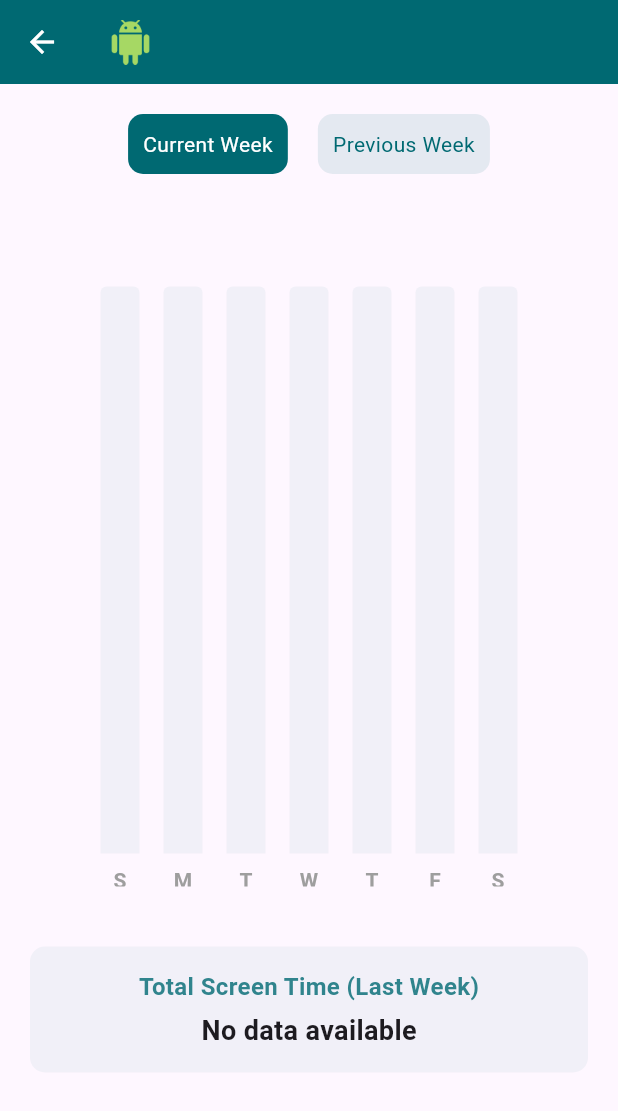
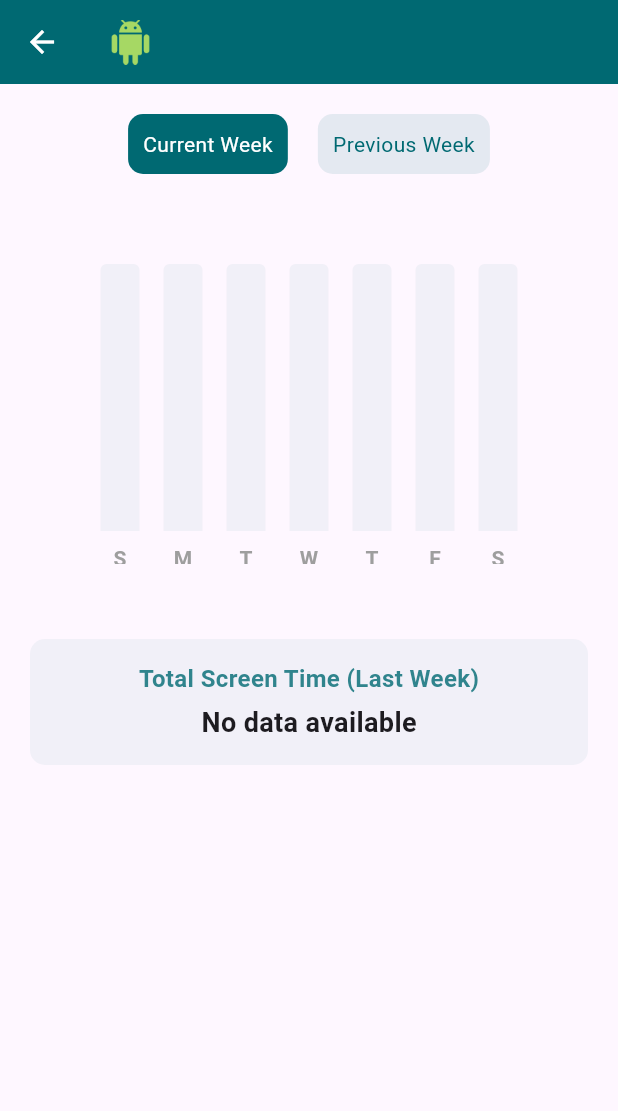
Before and after one commit to Prakhar29Sharma/Digital-Wellbeing, a Flutter app: the AppScreenTimePage screen opened directly with empty values, on a phone screen of 412 x 824 dp. Shown: the top 1111 px of the screen. Run offline on Flutter 3.47's test engine with Material 3 defaults, Android fonts, the phone set to English and light mode, and no system bars; drawn by our look-alikes of fl_chart; our stand-ins replace firebase_auth, firebase_core, pie_chart, timezone; missing offline and left inert: usage_stats; accounts and stored records are empty.

```diff
--- a/lib/screens/app_stats.dart
+++ b/lib/screens/app_stats.dart
@@ -232,7 +232,7 @@ class _AppScreenTimePageState extends State<AppScreenTimePage> {
                     ),
                   ],
                 ),
-                const SizedBox(height: 75,),
+                const SizedBox(height: 50,),
                 FutureBuilder<Map<String, double>>(
                   future: _weeklyData,
                   builder: (context, snapshot) {
@@ -243,8 +243,9 @@ class _AppScreenTimePageState extends State<AppScreenTimePage> {
                     } else if (snapshot.hasData) {
                       // Display bar chart with weekly app usage data
                       print(snapshot.data!);
-                      return SizedBox(
-                        height: 400,
+                      return Container(
+                        height: 220,
+                        padding: const EdgeInsets.symmetric(horizontal: 10, vertical: 10),
                         child: MyBarGraph(
                             weeklySummary: _prepareWeeklySummary(snapshot.data!)),
                       );
```
